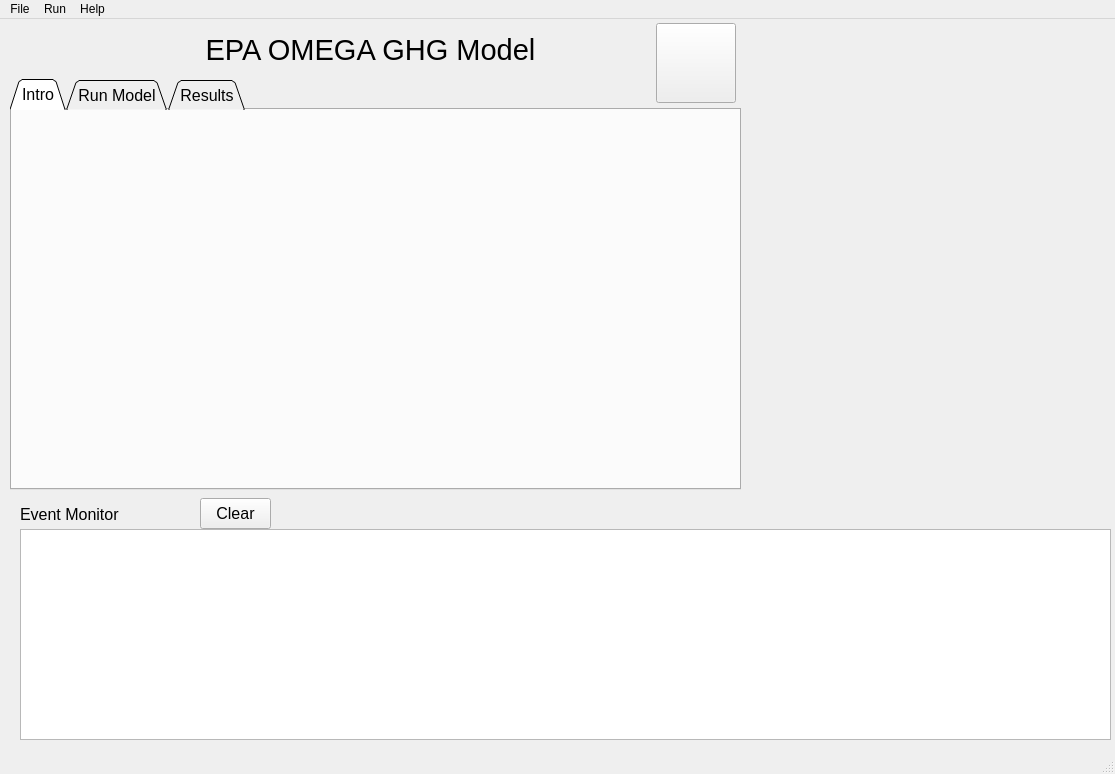
Old version of the form usepa_omega2_gui/elements/omega_gui_v20.ui in the repository USEPA/EPA_OMEGA_Model.
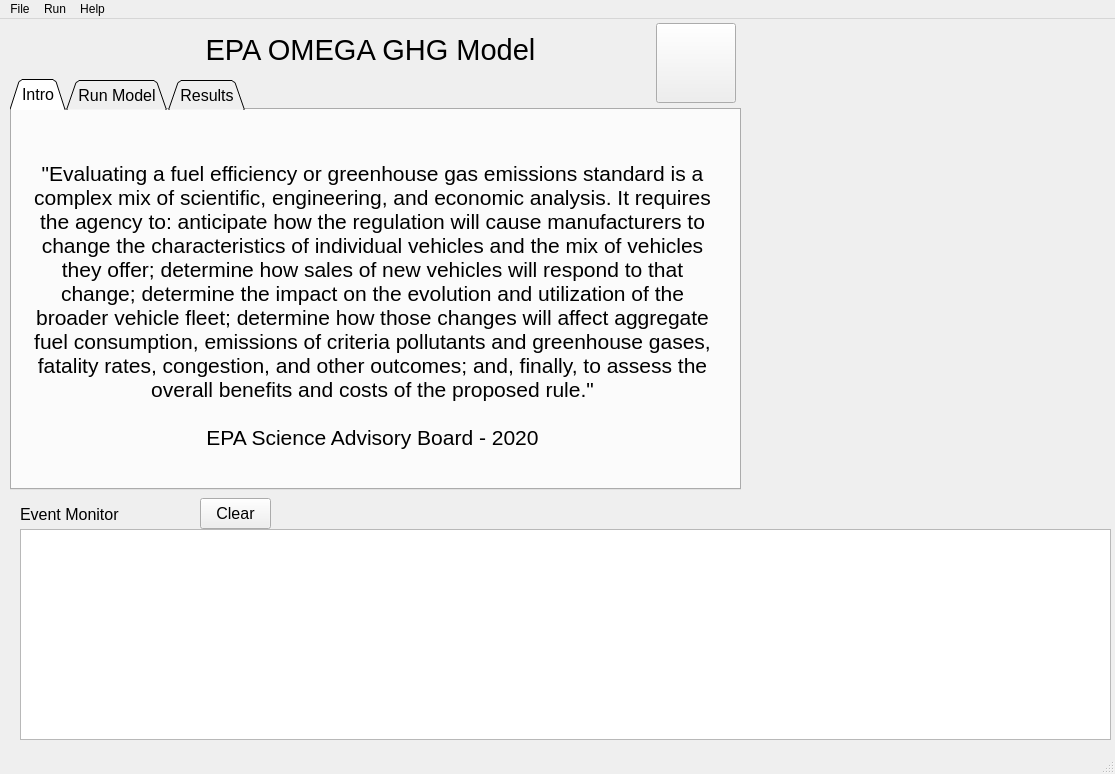
New version of the form. The open tabs and pages were chosen to show the change.

```diff
--- a/usepa_omega2_gui/elements/omega_gui_v20.ui
+++ b/usepa_omega2_gui/elements/omega_gui_v20.ui
@@ -87,6 +87,32 @@
        <bool>true</bool>
       </property>
      </widget>
+     <widget class="QLabel" name="intro_label">
+      <property name="geometry">
+       <rect>
+        <x>20</x>
+        <y>20</y>
+        <width>681</width>
+        <height>351</height>
+       </rect>
+      </property>
+      <property name="font">
+       <font>
+        <pointsize>16</pointsize>
+       </font>
+      </property>
+      <property name="text">
+       <string>&quot;Evaluating a fuel efficiency or greenhouse gas emissions standard is a complex mix of scientific, engineering, and economic analysis. It requires the agency to: anticipate how the regulation will cause manufacturers to change the characteristics of individual vehicles and the mix of vehicles they offer; determine how sales of new vehicles will respond to that change; determine the impact on the evolution and utilization of the broader vehicle fleet; determine how those changes will affect aggregate fuel consumption, emissions of criteria pollutants and greenhouse gases, fatality rates, congestion, and other outcomes; and, finally, to assess the overall benefits and costs of the proposed rule.&quot;
+
+EPA Science Advisory Board - 2020</string>
+      </property>
+      <property name="alignment">
+       <set>Qt::AlignCenter</set>
+      </property>
+      <property name="wordWrap">
+       <bool>true</bool>
+      </property>
+     </widget>
     </widget>
     <widget class="QWidget" name="run_model_tab">
      <attribute name="title">
```
Left out of the diff: 2 changed lines with no effect on the pictures.
